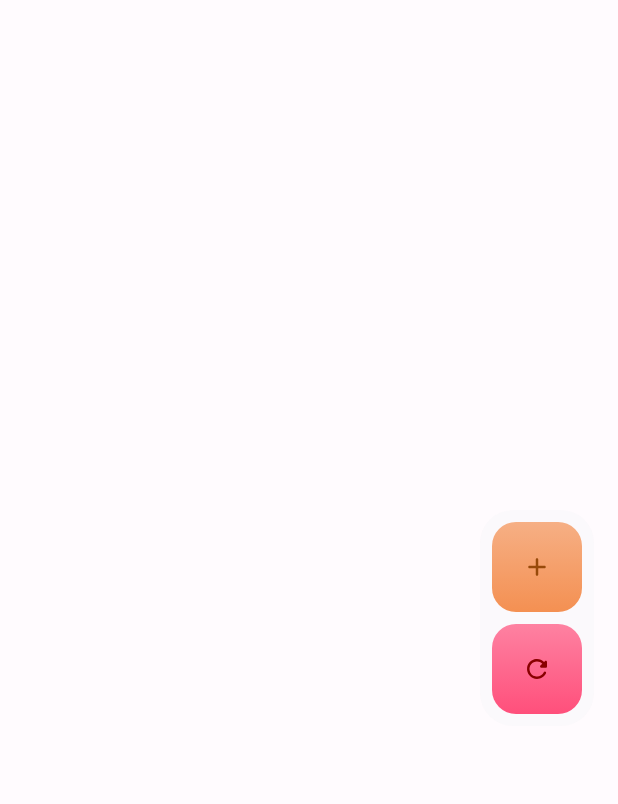
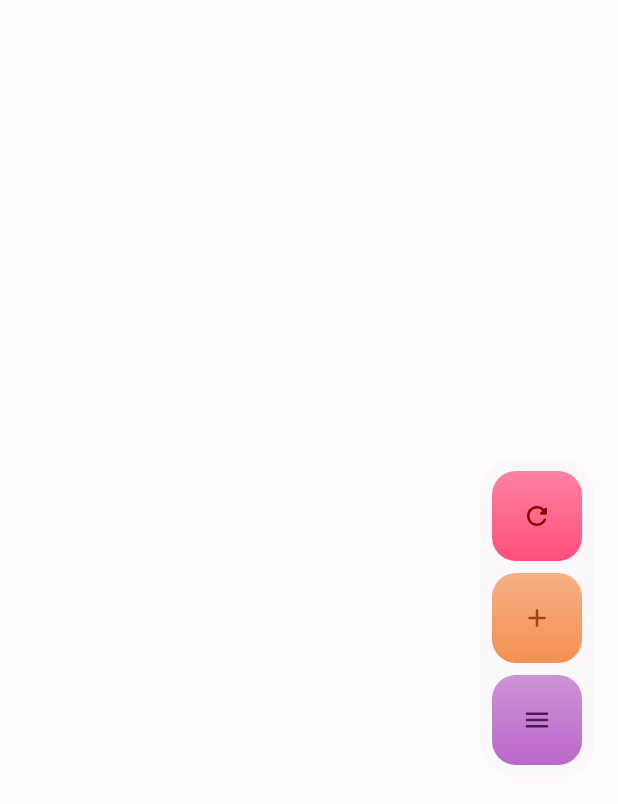
Before and after one commit to Rahkeen/HydroHomie, an Android app built with Jetpack Compose: the composable Hydration shown on its own in the app's theme, after a tap on "Clear", on a phone screen of 412 x 824 dp. Shown: the top 804 px of the screen. Run offline under Robolectric (Android 15) with nearby library versions, the phone set to English and light mode, and no system bars; libraries missing offline, so code that uses them is left out: com.airbnb.mvrx; 3 statements that could not run were skipped.

Commit message:
Add a button to navigate to history

```diff
--- a/app/src/main/java/com/rikin/hydrohomie/app/domain/AppState.kt
+++ b/app/src/main/java/com/rikin/hydrohomie/app/domain/AppState.kt
@@ -9,5 +9,6 @@ data class AppState(
 
 enum class AppAction {
   Drink,
-  Reset
+  Reset,
+  History
 }
--- a/app/src/main/java/com/rikin/hydrohomie/app/domain/AppViewModel.kt
+++ b/app/src/main/java/com/rikin/hydrohomie/app/domain/AppViewModel.kt
@@ -16,6 +16,9 @@ class AppViewModel(initialState: AppState): MavericksViewModel<AppState>(initial
           copy(count = 0F)
         }
       }
+      AppAction.History -> {
+
+      }
     }
   }
 }
--- a/app/src/main/java/com/rikin/hydrohomie/design/Color.kt
+++ b/app/src/main/java/com/rikin/hydrohomie/design/Color.kt
@@ -2,13 +2,15 @@ package com.rikin.hydrohomie.design
 
 import androidx.compose.ui.graphics.Color
 
-val CoolBlue = Color(0xFF2b8fe8)
+val CoolBlue = Color(0xFF2962ff)
 val OzoneOrange = Color(0xFFF49052)
 val OzoneOrangeDark = Color(0xFF984A0A)
 val RadRed = Color(0xFFff4f7b)
 val RadRedDark = Color(0xFF890000)
 val Yellowstone = Color(0xFFFFE082)
 val YellowstoneDark = Color(0xFF4d4e01)
+val PlayaPurple = Color(0xFFBA68C8)
+val PlayaPurpleDark = Color(0xFF4D1A57)
 
 val WispyWhite = Color(0xFFFFFBFE)
 val BoldBlack = Color(0xFF1C1B1F)
--- a/app/src/main/java/com/rikin/hydrohomie/features/hydration/ui/Hydration.kt
+++ b/app/src/main/java/com/rikin/hydrohomie/features/hydration/ui/Hydration.kt
@@ -18,6 +18,7 @@ import androidx.compose.foundation.shape.RoundedCornerShape
 import androidx.compose.material.MaterialTheme
 import androidx.compose.material.icons.Icons
 import androidx.compose.material.icons.rounded.Add
+import androidx.compose.material.icons.rounded.Menu
 import androidx.compose.material.icons.rounded.Refresh
 import androidx.compose.runtime.Composable
 import androidx.compose.runtime.getValue
@@ -34,6 +35,8 @@ import com.rikin.hydrohomie.design.HydroHomieTheme
 import com.rikin.hydrohomie.design.HydroIconButton
 import com.rikin.hydrohomie.design.OzoneOrange
 import com.rikin.hydrohomie.design.OzoneOrangeDark
+import com.rikin.hydrohomie.design.PlayaPurple
+import com.rikin.hydrohomie.design.PlayaPurpleDark
 import com.rikin.hydrohomie.design.RadRed
 import com.rikin.hydrohomie.design.RadRedDark
 
@@ -63,6 +66,17 @@ fun Hydration(state: AppState, actions: (AppAction) -> Unit) {
       ),
       horizontalAlignment = Alignment.CenterHorizontally
     ) {
+      HydroIconButton(
+        backgroundColor = RadRed,
+        iconTint = RadRedDark,
+        icon = Icons.Rounded.Refresh,
+        iconDescription = "Clear",
+        action = {
+          actions(
+            AppAction.Reset
+          )
+        }
+      )
 
       HydroIconButton(
         backgroundColor = OzoneOrange,
@@ -77,13 +91,13 @@ fun Hydration(state: AppState, actions: (AppAction) -> Unit) {
       )
 
       HydroIconButton(
-        backgroundColor = RadRed,
-        iconTint = RadRedDark,
-        icon = Icons.Rounded.Refresh,
+        backgroundColor = PlayaPurple,
+        iconTint = PlayaPurpleDark,
+        icon = Icons.Rounded.Menu,
         iconDescription = "Clear",
         action = {
           actions(
-            AppAction.Reset
+            AppAction.History
           )
         }
       )
```
